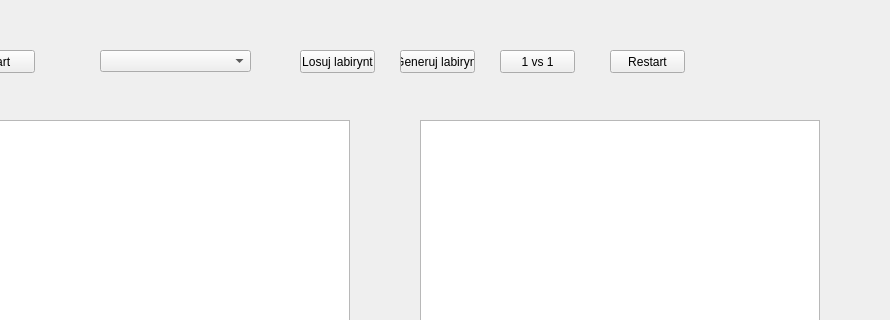
First picture: the form in micromouse.ui, repository Szymanski-Konrad/Micromouse, before the edit; both pictures show x 110 to 1000 and y 0 to 320 of the 1000 by 600 pixel window.
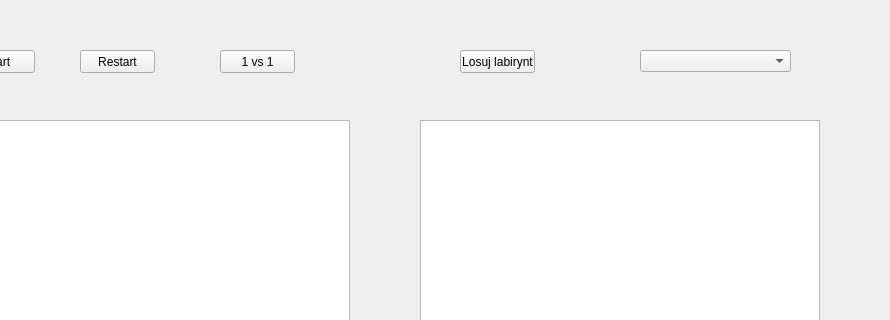
Second picture: the form after the edit.

Commit message: flood_fill, connect buttons to backend

What changed in the file:
```diff
--- a/micromouse.ui
+++ b/micromouse.ui
@@ -30,7 +30,7 @@
    <widget class="QPushButton" name="pushButton_2">
     <property name="geometry">
      <rect>
-      <x>410</x>
+      <x>570</x>
       <y>50</y>
       <width>75</width>
       <height>23</height>
@@ -43,20 +43,7 @@
    <widget class="QPushButton" name="pushButton_3">
     <property name="geometry">
      <rect>
-      <x>510</x>
-      <y>50</y>
-      <width>75</width>
-      <height>23</height>
-     </rect>
-    </property>
-    <property name="text">
-     <string>Generuj labirynt</string>
-    </property>
-   </widget>
-   <widget class="QPushButton" name="pushButton_4">
-    <property name="geometry">
-     <rect>
-      <x>610</x>
+      <x>330</x>
       <y>50</y>
       <width>75</width>
       <height>23</height>
@@ -69,7 +56,7 @@
    <widget class="QPushButton" name="pushButton_5">
     <property name="geometry">
      <rect>
-      <x>720</x>
+      <x>190</x>
       <y>50</y>
       <width>75</width>
       <height>23</height>
@@ -82,7 +69,7 @@
    <widget class="QComboBox" name="comboBox">
     <property name="geometry">
      <rect>
-      <x>210</x>
+      <x>750</x>
       <y>50</y>
       <width>151</width>
       <height>22</height>
```
Left out of the diff: 12 changed lines with no effect on the pictures. The commit also changes 5 other files.
